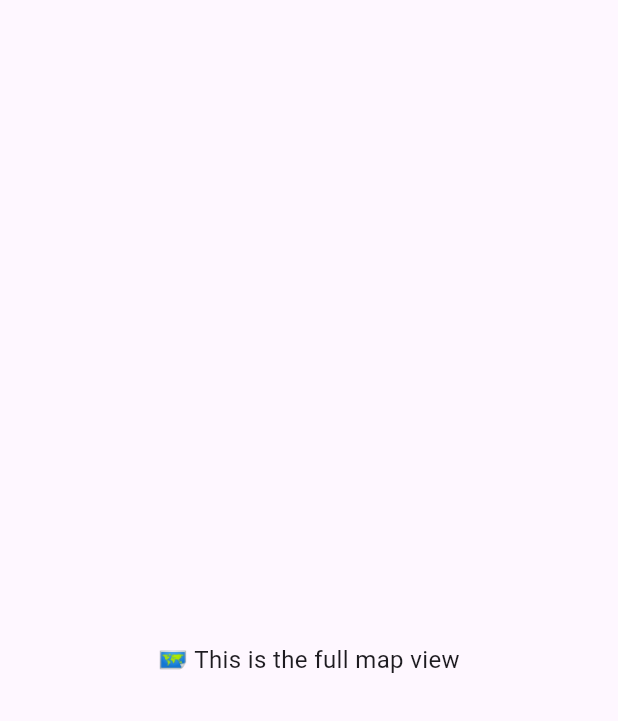
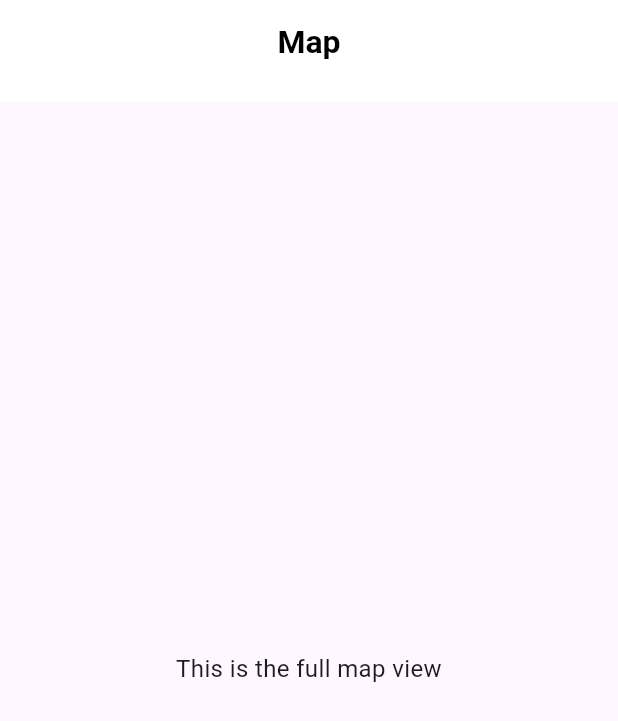
Before and after one commit to wyousry/Travel_-Hub, a Flutter app: the FullMapScreen screen opened by its route, on a phone screen of 412 x 824 dp. Shown: the top 721 px of the screen. Run offline on Flutter 3.47's test engine with Material 3 defaults, Android fonts, the phone set to English and light mode, and no system bars; our stand-ins replace easy_localization, flutter_screenutil, go_router.

```diff
--- a/lib/navigation/maps/full_map_screen.dart
+++ b/lib/navigation/maps/full_map_screen.dart
@@ -1,23 +1,22 @@
 import 'package:flutter/material.dart';
+import 'package:travel_hub/core/custom_app_bar.dart';
 
 class FullMapScreen extends StatelessWidget {
   const FullMapScreen({super.key});
 
   @override
   Widget build(BuildContext context) {
-    final size = MediaQuery.of(context).size;
-    final isWide = size.width >= 600;
     return Scaffold(
-      appBar: AppBar(
-
+      appBar: CustomAppBar(
+        title: "Map",
       ),
       body: Center(
         child: Padding(
-          padding: EdgeInsets.all(isWide ? 24 : 16),
+          padding: EdgeInsets.all( 24),
           child: Text(
-            "🗺️ This is the full map view",
+            "This is the full map view",
             textAlign: TextAlign.center,
-            style: TextStyle(fontSize: isWide ? 18 : 16),
+            style: TextStyle(fontSize: 16),
           ),
         ),
       ),
```
